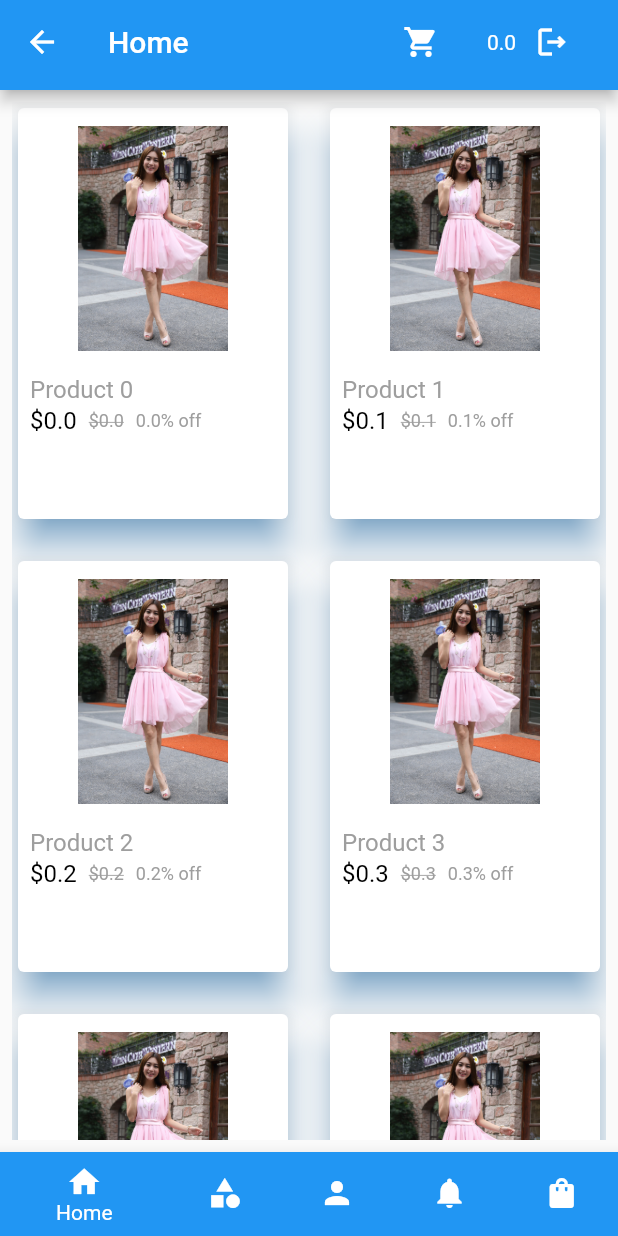
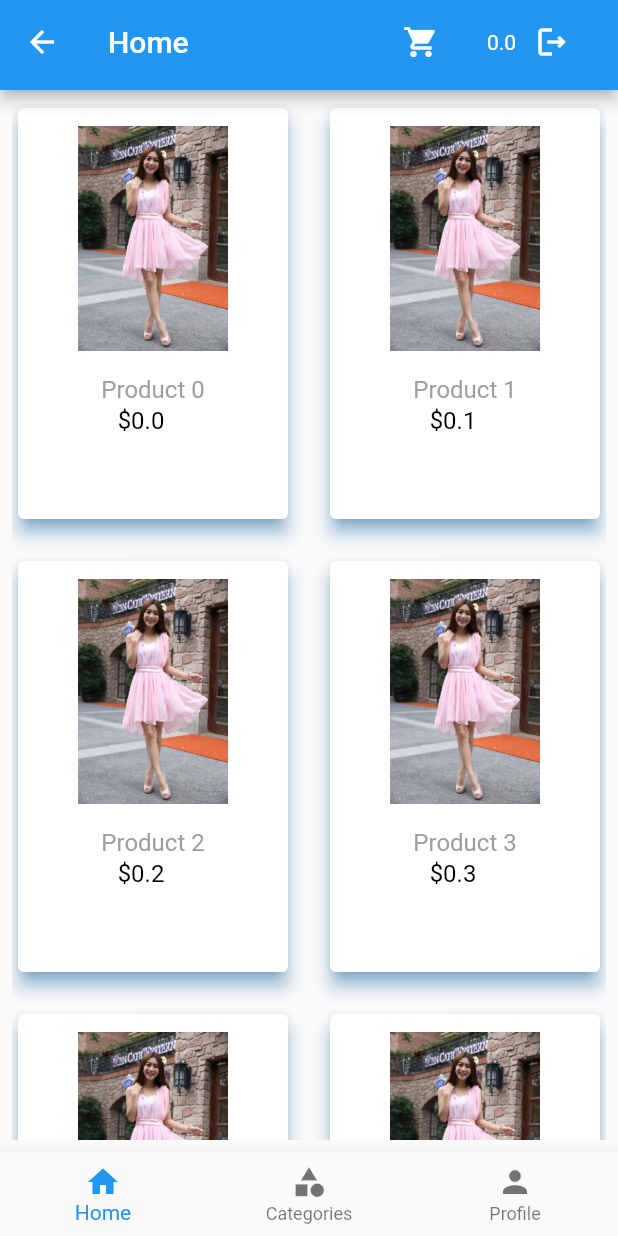
Before and after one commit to ehildingg/ecommerce, a Flutter app: the Home screen opened by its route, on a phone screen of 412 x 824 dp. Run offline on Flutter 3.47's test engine with Material 2 defaults, Android fonts, the phone set to English and light mode, and no system bars; our stand-ins replace carousel_slider, cloud_firestore, firebase_auth, firebase_core, flutter_bloc; accounts and stored records are empty.

Commit message:
added things

```diff
--- a/lib/main.dart
+++ b/lib/main.dart
@@ -1,4 +1,5 @@
 import 'package:ecommerce/buisness_logic/bloc/cart_bloc.dart';
+import 'package:ecommerce/presentation/screens/categories_page.dart';
 import 'package:firebase_auth/firebase_auth.dart';
 import 'package:firebase_core/firebase_core.dart';
 import 'package:flutter/material.dart';
@@ -48,6 +49,7 @@ class MyApp extends StatelessWidget {
           CartPage.routeName: (context) => CartPage(),
           LoginPage.routeName: (context) => LoginPage(),
           Home.routeName: (context) => const Home(),
+          CategoriesPage.routeName: (context) => CategoriesPage(),
         },
       ),
     );
--- a/lib/presentation/screens/home_page.dart
+++ b/lib/presentation/screens/home_page.dart
@@ -3,6 +3,7 @@ import 'package:flutter/material.dart';
 import 'package:flutter_bloc/flutter_bloc.dart';
 
 import '../../buisness_logic//bloc/authentication_bloc.dart';
+import '../widget/bottom_navbar.dart';
 import '../widget/details_item.dart';
 import '../../data/dummy_data.dart';
 import '../widget/global_app_bar.dart';
@@ -38,30 +39,13 @@ class Home extends StatelessWidget {
           ),
         ),
       ),
-      bottomNavigationBar: _buildBottomNavigationBar(),
+      bottomNavigationBar: _buildBottomNavigationBar(context),
     );
   }
 
-  _buildBottomNavigationBar() {
-    return BottomNavigationBar(
-      items: const [
-        BottomNavigationBarItem(
-            icon: Icon(Icons.home),
-            label: 'Home',
-            backgroundColor: Colors.blue),
-        BottomNavigationBarItem(
-            icon: Icon(Icons.category), label: 'Categories'),
-        BottomNavigationBarItem(
-            icon: Icon(Icons.person),
-            label: 'Profile',
-            backgroundColor: Colors.blue),
-        BottomNavigationBarItem(
-            icon: Icon(Icons.notifications),
-            label: 'Notifications',
-            backgroundColor: Colors.blue),
-        BottomNavigationBarItem(icon: Icon(Icons.shopping_bag), label: 'Bag')
-      ],
-    );
+  _buildBottomNavigationBar(BuildContext context) {
+    int _selectedIndex = 0;
+    return BottomNavbar(selectedIndex: _selectedIndex);
   }
 
   void navigateToLogin(BuildContext context) {
--- /dev/null
+++ b/lib/presentation/widget/bottom_navbar.dart
@@ -0,0 +1,50 @@
+import 'package:flutter/material.dart';
+
+import '../screens/categories_page.dart';
+import '../screens/home_page.dart';
+
+class BottomNavbar extends StatelessWidget {
+  const BottomNavbar({
+    Key? key,
+    required int selectedIndex,
+  })  : _selectedIndex = selectedIndex,
+        super(key: key);
+
+  final int _selectedIndex;
+
+  @override
+  Widget build(BuildContext context) {
+    void _onItemTapped(int index) {
+      if (index == 0) {
+        Navigator.of(context).pop();
+        Navigator.of(context).pushNamed(Home.routeName);
+      }
+      if (index == 1) {
+        Navigator.of(context).pop();
+        Navigator.of(context).pushNamed(CategoriesPage.routeName);
+      }
+    }
+
+    return BottomNavigationBar(
+      // backgroundColor: Colors.white10,
+      items: const <BottomNavigationBarItem>[
+        BottomNavigationBarItem(
+          icon: Icon(Icons.home),
+          label: 'Home',
+          backgroundColor: Colors.blue,
+        ),
+        BottomNavigationBarItem(
+          icon: Icon(Icons.category),
+          label: 'Categories',
+          backgroundColor: Colors.blue,
+        ),
+        BottomNavigationBarItem(
+            icon: Icon(Icons.person),
+            label: 'Profile',
+            backgroundColor: Colors.blue),
+      ],
+      currentIndex: _selectedIndex,
+      onTap: _onItemTapped,
+    );
+  }
+}
--- a/lib/presentation/widget/details_item.dart
+++ b/lib/presentation/widget/details_item.dart
@@ -31,11 +31,9 @@ class DetailsItem extends StatelessWidget {
     return InkWell(
       onTap: () => onTapProductHandler(index, context),
       child: Card(
-          elevation: 10.0,
+          elevation: 5.0,
           shadowColor: Colors.blue,
           child: Column(
-            mainAxisSize: MainAxisSize.max,
-            crossAxisAlignment: CrossAxisAlignment.start,
             children: <Widget>[
               const SizedBox(
                 height: 12,
@@ -53,8 +51,6 @@ class DetailsItem extends StatelessWidget {
               Padding(
                 padding: const EdgeInsets.all(8),
                 child: Column(
-                  crossAxisAlignment: CrossAxisAlignment.start,
-                  mainAxisSize: MainAxisSize.min,
                   children: <Widget>[
                     Text(
                       myItems[index].name,
@@ -76,21 +72,8 @@ class DetailsItem extends StatelessWidget {
                         const SizedBox(
                           width: 8.0,
                         ),
-                        Text(
-                          "\$${myItems[index].price}",
-                          style: const TextStyle(
-                            fontSize: 12.0,
-                            color: Colors.grey,
-                            decoration: TextDecoration.lineThrough,
-                          ),
-                        ),
                         const SizedBox(
                           width: 8.0,
-                        ),
-                        Text(
-                          "${myItems[index].price}% off",
-                          style: const TextStyle(
-                              fontSize: 12.0, color: Colors.grey),
                         ),
                       ],
                     ),
--- a/pubspec.yaml
+++ b/pubspec.yaml
@@ -40,6 +40,7 @@ dependencies:
   firebase_core: ^1.23.0
   firebase_auth: ^3.10.0
   cloud_firestore: ^3.4.9
+  carousel_slider: ^4.1.1
 
 dev_dependencies:
   flutter_test:
```
Also changed, not shown: lib/presentation/screens/categories_page.dart (added, +143 -0 lines), pubspec.lock.
